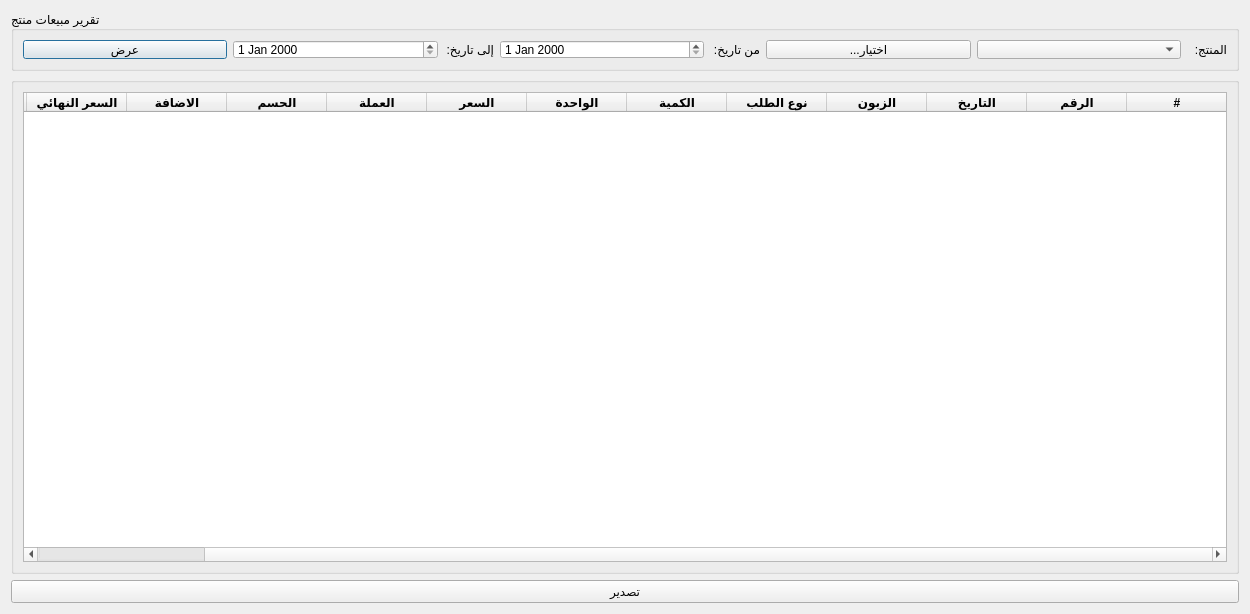
The window that Ui_ProductSales.ui (rabee361/E-commerce2) describes before a commit, drawn with Qt 5.
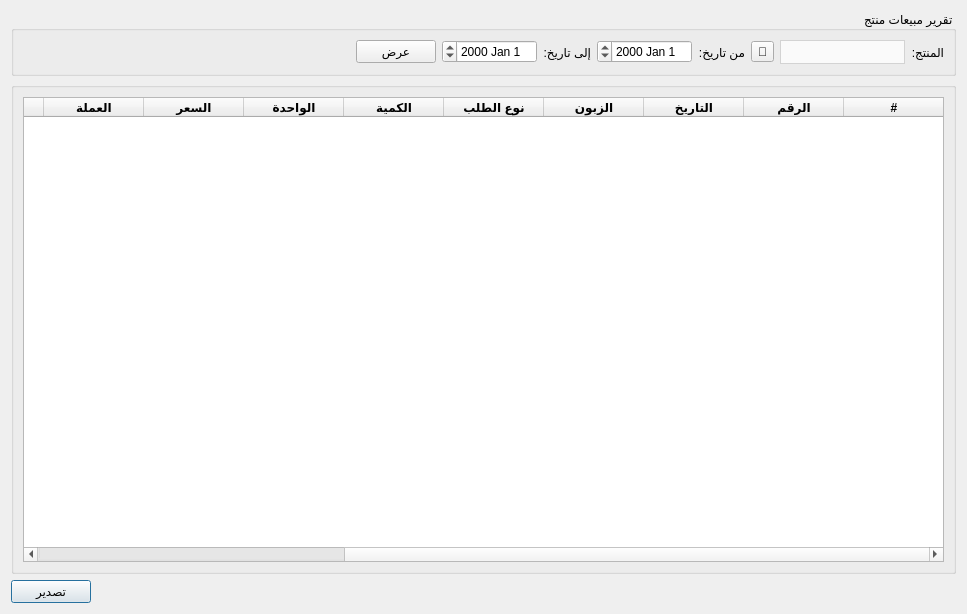
The same window after the commit. Icons and pictures are not drawn.

The edit to the form file:
```diff
--- a/Ui_ProductSales.ui
+++ b/Ui_ProductSales.ui
@@ -9,7 +9,7 @@
    <rect>
     <x>0</x>
     <y>0</y>
-    <width>1250</width>
+    <width>967</width>
     <height>614</height>
    </rect>
   </property>
@@ -24,92 +24,32 @@
    <bool>true</bool>
   </property>
   <layout class="QGridLayout" name="gridLayout">
-   <item row="0" column="0">
-    <widget class="QGroupBox" name="groupBox">
-     <property name="maximumSize">
+   <item row="2" column="1">
+    <spacer name="horizontalSpacer">
+     <property name="orientation">
+      <enum>Qt::Horizontal</enum>
+     </property>
+     <property name="sizeHint" stdset="0">
       <size>
-       <width>16777215</width>
-       <height>60</height>
+       <width>40</width>
+       <height>20</height>
       </size>
      </property>
-     <property name="layoutDirection">
-      <enum>Qt::LeftToRight</enum>
+    </spacer>
+   </item>
+   <item row="2" column="0">
+    <widget class="QPushButton" name="export_btn">
+     <property name="text">
+      <string>تصدير</string>
      </property>
-     <property name="title">
-      <string>تقرير مبيعات منتج</string>
-     </property>
-     <layout class="QGridLayout" name="gridLayout_2">
-      <item row="0" column="0">
-       <widget class="QPushButton" name="calc_btn">
-        <property name="text">
-         <string>عرض</string>
-        </property>
-       </widget>
-      </item>
-      <item row="0" column="1">
-       <widget class="QDateEdit" name="to_date_input"/>
-      </item>
-      <item row="0" column="2">
-       <widget class="QLabel" name="label_3">
-        <property name="maximumSize">
-         <size>
-          <width>50</width>
-          <height>16777215</height>
-         </size>
-        </property>
-        <property name="text">
-         <string>إلى تاريخ:</string>
-        </property>
-       </widget>
-      </item>
-      <item row="0" column="3">
-       <widget class="QDateEdit" name="from_date_input"/>
-      </item>
-      <item row="0" column="4">
-       <widget class="QLabel" name="label_2">
-        <property name="maximumSize">
-         <size>
-          <width>50</width>
-          <height>16777215</height>
-         </size>
-        </property>
-        <property name="text">
-         <string>من تاريخ:</string>
-        </property>
-       </widget>
-      </item>
-      <item row="0" column="5">
-       <widget class="QPushButton" name="products_btn">
-        <property name="text">
-         <string>...اختيار</string>
-        </property>
-       </widget>
-      </item>
-      <item row="0" column="6">
-       <widget class="QComboBox" name="products_combobox"/>
-      </item>
-      <item row="0" column="7">
-       <widget class="QLabel" name="label">
-        <property name="maximumSize">
-         <size>
-          <width>40</width>
-          <height>16777215</height>
-         </size>
-        </property>
-        <property name="text">
-         <string>المنتج:</string>
-        </property>
-       </widget>
-      </item>
-     </layout>
     </widget>
    </item>
-   <item row="1" column="0">
+   <item row="1" column="0" colspan="2">
     <widget class="QGroupBox" name="groupBox_3">
      <property name="maximumSize">
       <size>
        <width>16777215</width>
-       <height>1000</height>
+       <height>16777215</height>
       </size>
      </property>
      <property name="layoutDirection">
@@ -286,11 +226,115 @@
      </layout>
     </widget>
    </item>
-   <item row="2" column="0">
-    <widget class="QPushButton" name="export_btn">
-     <property name="text">
-      <string>تصدير</string>
+   <item row="0" column="0" colspan="2">
+    <widget class="QGroupBox" name="groupBox">
+     <property name="maximumSize">
+      <size>
+       <width>16777215</width>
+       <height>16777215</height>
+      </size>
      </property>
+     <property name="layoutDirection">
+      <enum>Qt::RightToLeft</enum>
+     </property>
+     <property name="title">
+      <string>تقرير مبيعات منتج</string>
+     </property>
+     <layout class="QGridLayout" name="gridLayout_2">
+      <item row="0" column="7">
+       <widget class="QDateEdit" name="from_date_input"/>
+      </item>
+      <item row="0" column="4">
+       <widget class="QLabel" name="label_2">
+        <property name="maximumSize">
+         <size>
+          <width>16777215</width>
+          <height>16777215</height>
+         </size>
+        </property>
+        <property name="text">
+         <string>من تاريخ:</string>
+        </property>
+       </widget>
+      </item>
+      <item row="0" column="3">
+       <widget class="QToolButton" name="products_btn">
+        <property name="text">
+         <string>🔎</string>
+        </property>
+       </widget>
+      </item>
+      <item row="0" column="8">
+       <widget class="QPushButton" name="calc_btn">
+        <property name="text">
+         <string>عرض</string>
+        </property>
+       </widget>
+      </item>
+      <item row="0" column="1">
+       <widget class="QLabel" name="label">
+        <property name="maximumSize">
+         <size>
+          <width>40</width>
+          <height>16777215</height>
+         </size>
+        </property>
+        <property name="text">
+         <string>المنتج:</string>
+        </property>
+       </widget>
+      </item>
+      <item row="0" column="5">
+       <widget class="QDateEdit" name="to_date_input"/>
+      </item>
+      <item row="0" column="6">
+       <widget class="QLabel" name="label_3">
+        <property name="maximumSize">
+         <size>
+          <width>16777215</width>
+          <height>16777215</height>
+         </size>
+        </property>
+        <property name="text">
+         <string>إلى تاريخ:</string>
+        </property>
+       </widget>
+      </item>
+      <item row="0" column="2">
+       <widget class="QComboBox" name="products_combobox">
+        <property name="minimumSize">
+         <size>
+          <width>125</width>
+          <height>0</height>
+         </size>
+        </property>
+        <property name="styleSheet">
+         <string notr="true">QComboBox {
+        background-color: #fafafa;
+        border: 1px solid lightgrey;		
+		height: 22px;
+		color: black;
+    }
+    QComboBox::drop-down {
+        border: none;
+    }</string>
+        </property>
+       </widget>
+      </item>
+      <item row="0" column="9">
+       <spacer name="horizontalSpacer_2">
+        <property name="orientation">
+         <enum>Qt::Horizontal</enum>
+        </property>
+        <property name="sizeHint" stdset="0">
+         <size>
+          <width>40</width>
+          <height>20</height>
+         </size>
+        </property>
+       </spacer>
+      </item>
+     </layout>
     </widget>
    </item>
   </layout>
```
